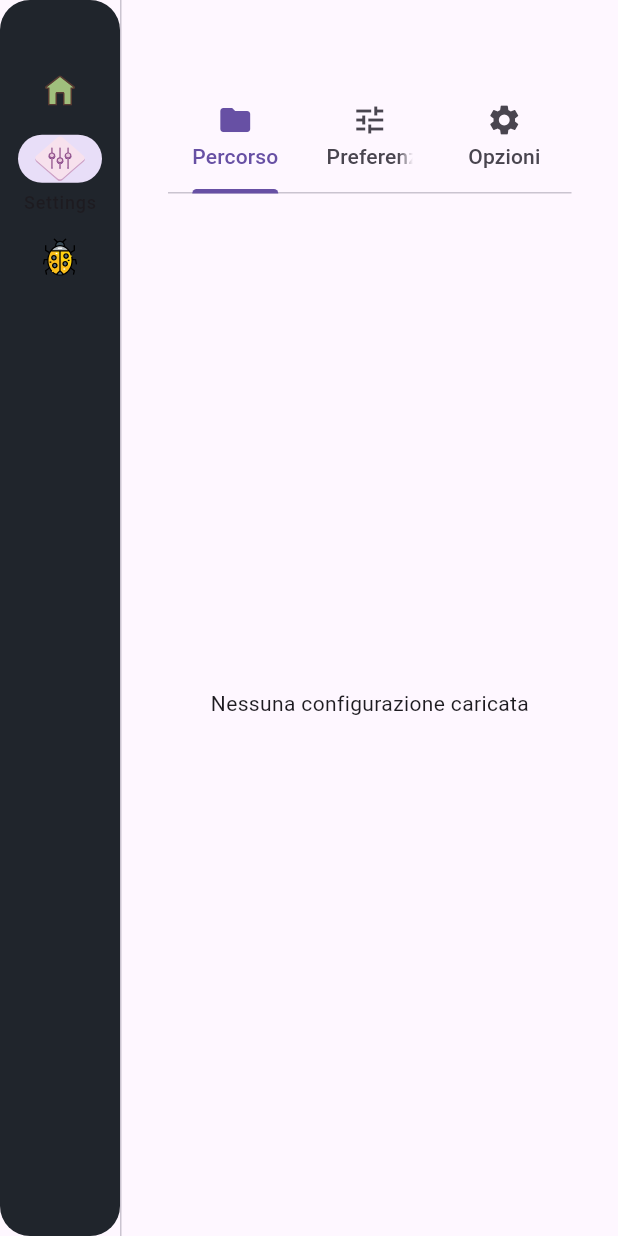
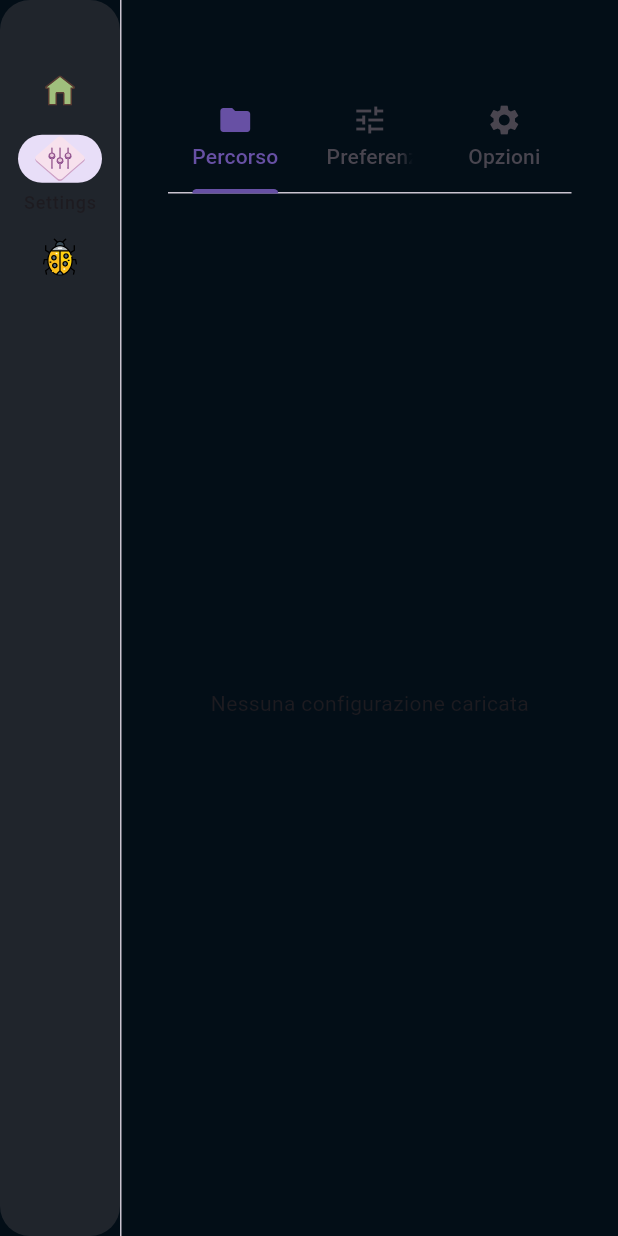
Before and after one commit to 31December99/Unit3DWebUp, a Flutter app: the screen it shows after launch, after a tap on "Settings", on a phone screen of 412 x 824 dp. Run offline on Flutter 3.47's test engine with Material 3 defaults, Android fonts, the phone set to English and light mode, and no system bars; our stand-ins replace flutter_svg; network calls fail.

Commit message:
Fix background color in app.dart

```diff
--- a/UI/lib/app.dart
+++ b/UI/lib/app.dart
@@ -37,6 +37,7 @@ class MainLayoutState extends State<MainLayout> {
   Widget build(BuildContext context) {
     return MaterialApp(
       home: Scaffold(
+        backgroundColor: Color(0xFF030E17),
         body: Row(
           children: [
             /// a menu that changes its selected index when the user clicks
```
